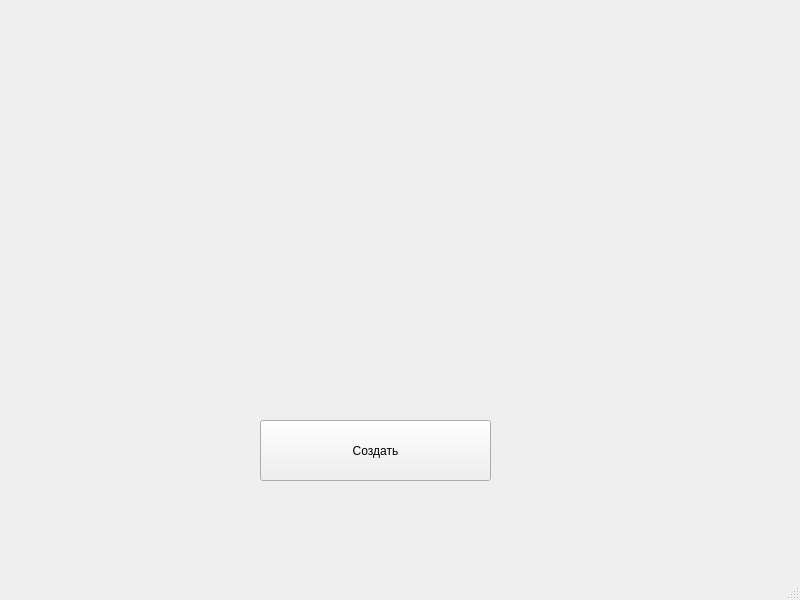
The window that Ui.ui (Gen12-sb/randomname) describes before a commit, drawn with Qt 5.
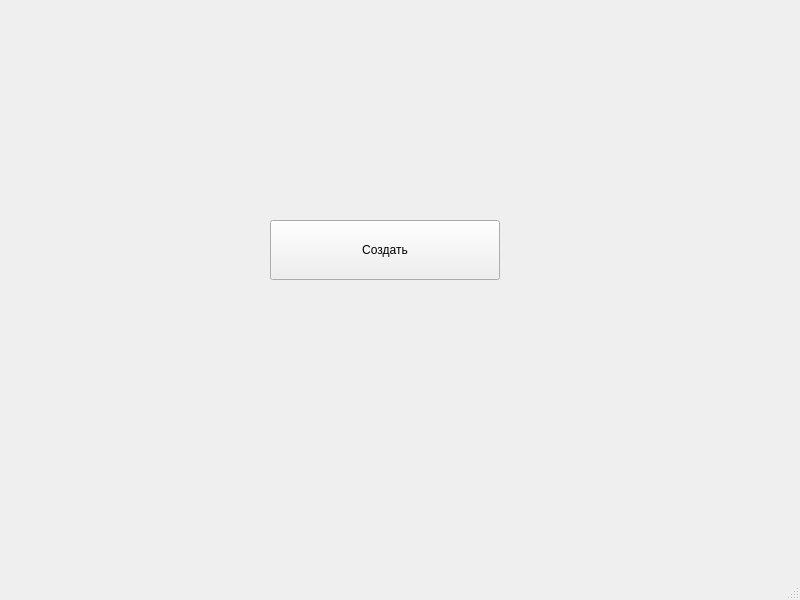
The same window after the commit.

What changed in the file:
```diff
--- a/Ui.ui
+++ b/Ui.ui
@@ -17,29 +17,16 @@
    <widget class="QPushButton" name="pushButton">
     <property name="geometry">
      <rect>
-      <x>260</x>
-      <y>420</y>
-      <width>231</width>
-      <height>61</height>
+      <x>270</x>
+      <y>220</y>
+      <width>230</width>
+      <height>60</height>
      </rect>
     </property>
     <property name="text">
      <string>Создать</string>
     </property>
    </widget>
-   <widget class="QLabel" name="label">
-    <property name="geometry">
-     <rect>
-      <x>10</x>
-      <y>0</y>
-      <width>781</width>
-      <height>411</height>
-     </rect>
-    </property>
-    <property name="text">
-     <string/>
-    </property>
-   </widget>
   </widget>
   <widget class="QMenuBar" name="menubar">
    <property name="geometry">
```
